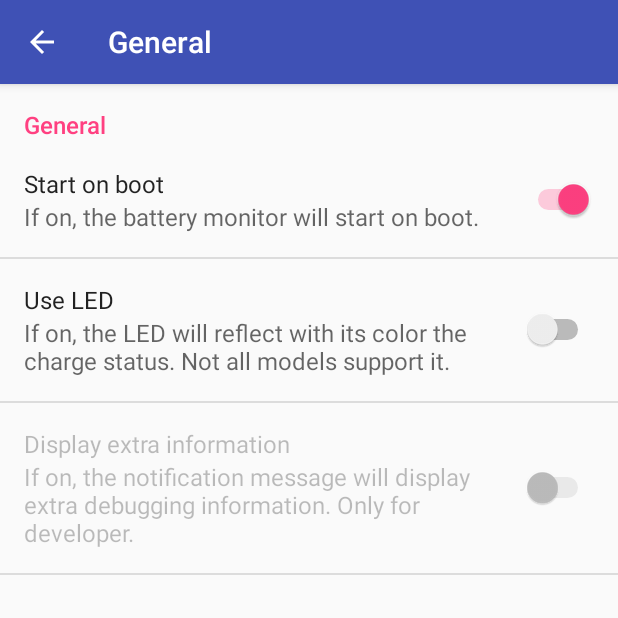
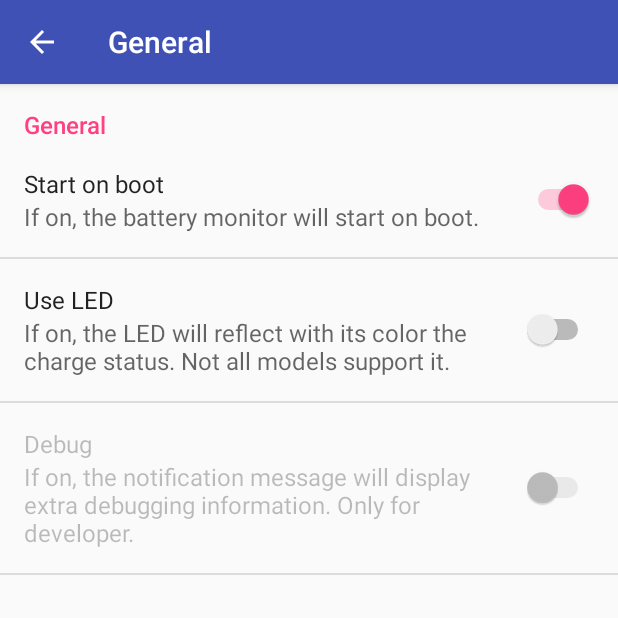
Before and after one commit to bangkokguy/RainbowBattery, an Android app: the screen it shows after launch (SettingsActivity), after a tap on "General", on a phone screen of 412 x 824 dp, the top half of it. Run offline under Robolectric (Android 15) with nearby library versions, the phone set to English and light mode, and no system bars.

Commit message:
Skyler 4.0 Release
Deployed to Play Store

```diff
--- a/app/src/main/AndroidManifest.xml
+++ b/app/src/main/AndroidManifest.xml
@@ -18,9 +18,10 @@
         android:label="@string/app_name"
         android:supportsRtl="true"
         android:theme="@style/AppTheme">
+        <!--AppTheme"-->
         <activity
             android:name=".SettingsActivity"
-            android:label="@string/app_name">
+            android:label="@string/app_name" >
             <intent-filter>
                 <action android:name="android.intent.action.MAIN"/>
 
--- a/app/src/main/java/bangkokguy/development/android/rainbowbattery/SettingsActivity.java
+++ b/app/src/main/java/bangkokguy/development/android/rainbowbattery/SettingsActivity.java
@@ -46,6 +46,7 @@ public class SettingsActivity extends AppCompatPreferenceActivity {
 
     final static String TAG="SettingsActivity";
     final static boolean DEBUG = false;
+    static boolean firstRun = true;
 
     static int adb = 0;
 
@@ -156,25 +157,24 @@ public class SettingsActivity extends AppCompatPreferenceActivity {
         super.onCreate(savedInstanceState);
         setupActionBar();
 
+        if(DEBUG)Log.d(TAG, "OnCreate, First run "+Boolean.toString(firstRun));
+        if(!firstRun)return; else firstRun=false;
+
         PreferenceManager.setDefaultValues(this, R.xml.pref_general, false);
         PreferenceManager.setDefaultValues(this, R.xml.pref_notification, false);
         PreferenceManager.setDefaultValues(this, R.xml.pref_layout, false);
         PreferenceManager.setDefaultValues(this, R.xml.pref_sound, false);
 
 //        sendBroadcast(new Intent("bangkokguy.development.android.intent.action.SERVICE_PING"));
-
 //        getFragmentManager().beginTransaction()
 //                .replace(android.R.id.content, new GeneralPreferenceFragment())
 //                .commit();
-        if(DEBUG)Log.d(TAG, "OnCreate");
+        /*
+         * it should be checked here, whether the service is already started or not
+         * it should be started only when if it's not running, otherwise the sound counters will be
+         * set to zero which is wrong;
+         */
 
-        /*
-        it should be checked here, whether the service is already started or not
-        it should be started only when if it's not running, otherwise the sound counters will be
-        set to zero which is wrong;
-        */
-
-        //----> permission check cut out and pasted into onCreate
         if (Build.VERSION.SDK_INT >= Build.VERSION_CODES.M) {
             if(DEBUG)Log.d(TAG, Boolean.toString(Settings.canDrawOverlays(this)));
             if (!Settings.canDrawOverlays(this)) {
@@ -230,7 +230,6 @@ public class SettingsActivity extends AppCompatPreferenceActivity {
                 if(DEBUG)Toast.makeText(SettingsActivity.this, "Permission Granted.", Toast.LENGTH_LONG).show();
             }
         });
-        //<---- permission check cut out and pasted into onCreate
     }
 
     private static final int REQUEST_READ_EXTERNAL_STORAGE = 1234;
@@ -238,19 +237,16 @@ public class SettingsActivity extends AppCompatPreferenceActivity {
     @Override
     protected void onStart() {
         super.onStart();
-        if(DEBUG)Log.d(TAG, "OnStart");
+        if(DEBUG)Log.d(TAG, "OnStart, Version:"+Integer.toString(Build.VERSION.SDK_INT));
 
-        if (Build.VERSION.SDK_INT == Build.VERSION_CODES.JELLY_BEAN)
+        if (Build.VERSION.SDK_INT <= Build.VERSION_CODES.JELLY_BEAN)
             adb = Settings.Secure.getInt(this.getContentResolver(),
                     Settings.Secure.DEVELOPMENT_SETTINGS_ENABLED , 0);
         else
             adb = Settings.Secure.getInt(this.getContentResolver(),
                     Settings.Global.DEVELOPMENT_SETTINGS_ENABLED , 0);
 
-        //----> permission check cut out and pasted into onCreate
-
-        //<---- permission check cut out and pasted into onCreate
-    }
+     }
 
     @Override
     public void onActivityResult (int requestCode, int resultCode, Intent data) {
@@ -307,6 +303,16 @@ public class SettingsActivity extends AppCompatPreferenceActivity {
         //android.os.Process.killProcess(android.os.Process.myPid());
     }
 
+    @Override
+    public boolean onOptionsItemSelected(MenuItem item) {
+        int id = item.getItemId();
+        if (id == android.R.id.home) {
+            finish();
+            return true;
+        }
+        return super.onOptionsItemSelected(item);
+    }
+
     /**
      * This fragment shows general preferences only. It is used when the
      * activity is showing a two-pane settings UI.
@@ -329,7 +335,7 @@ public class SettingsActivity extends AppCompatPreferenceActivity {
         public boolean onOptionsItemSelected(MenuItem item) {
             int id = item.getItemId();
             if (id == android.R.id.home) {
-                startActivity(new Intent(getActivity(), SettingsActivity.class));
+                getFragmentManager().popBackStack();
                 return true;
             }
             return super.onOptionsItemSelected(item);
@@ -353,7 +359,7 @@ public class SettingsActivity extends AppCompatPreferenceActivity {
         public boolean onOptionsItemSelected(MenuItem item) {
             int id = item.getItemId();
             if (id == android.R.id.home) {
-                startActivity(new Intent(getActivity(), SettingsActivity.class));
+                getFragmentManager().popBackStack();
                 return true;
             }
             return super.onOptionsItemSelected(item);
@@ -382,6 +388,16 @@ public class SettingsActivity extends AppCompatPreferenceActivity {
             bindPreferenceSummaryToValue(findPreference("repeat_battery_empty_sound"));
             if (DEBUG) Log.d(TAG, "after bindPreferenceSummaryToValue");
         }
+
+        @Override
+        public boolean onOptionsItemSelected(MenuItem item) {
+            int id = item.getItemId();
+            if (id == android.R.id.home) {
+                getFragmentManager().popBackStack();
+                return true;
+            }
+            return super.onOptionsItemSelected(item);
+        }
     }
 
     /**
@@ -408,7 +424,7 @@ public class SettingsActivity extends AppCompatPreferenceActivity {
         public boolean onOptionsItemSelected(MenuItem item) {
             int id = item.getItemId();
             if (id == android.R.id.home) {
-                startActivity(new Intent(getActivity(), SettingsActivity.class));
+                getFragmentManager().popBackStack();
                 return true;
             }
             return super.onOptionsItemSelected(item);
--- a/app/src/main/res/values/strings.xml
+++ b/app/src/main/res/values/strings.xml
@@ -30,7 +30,7 @@
     <string name="start_on_boot_s">If on, the battery monitor will start on boot.</string>
     <string name="led_on">Use LED</string>
     <string name="led_on_s">If on, the LED will reflect with its color the charge status. Not all models support it.</string>
-    <string name="extra_text">Display extra information</string>
+    <string name="extra_text">Debug</string>
     <string name="extra_text_s">
         If on, the notification message will display
         extra debugging information. Only for developer.
@@ -40,21 +40,25 @@
     <string name="battery_sound">Sound settings</string>
 
     <!--battery notification options -->
-    <string name="play_battery_full_sound">Play sound when battery full</string>
-    <string name="play_battery_full_sound_s">Play sound when battery full</string>
-    <string name="play_battery_empty_sound">Play sound when battery empty</string>
-    <string name="play_battery_empty_sound_s">Play sound when battery empty</string>
+    <string name="play_battery_full_sound">Sound when full</string>
+    <string name="play_battery_full_sound_s">
+        If on, notification sound will be played once
+        battery reaches full charge state (96 %).</string>
+    <string name="play_battery_empty_sound">Sound when empty</string>
+    <string name="play_battery_empty_sound_s">
+        If on, notification sound will be played once
+        battery reaches low charge state (15 %).</string>
     <string name="repeat_battery_full_sound">Repeat battery full sound</string>
     <string name="repeat_battery_full_sound_s">Repeat battery full sound</string>
     <string name="repeat_battery_empty_sound">Repeat battery empty sound</string>
     <string name="repeat_battery_empty_sound_s">Repeat battery empty sound</string>
 
     <!--battery full notification sound -->
-    <string name="battery_full_sound">Sound when full</string>
+    <string name="battery_full_sound">Notification sound</string>
     <string name="battery_full_sound_s">The picked sound will be played when battery full.</string>
     <!--battery empty notification sound -->
-    <string name="battery_empty_sound">Sound when empty</string>
-    <string name="battery_empty_sound_s">The picked sound will be played when battery full.</string>
+    <string name="battery_empty_sound">Notification sound</string>
+    <string name="battery_empty_sound_s">The picked sound will be played when battery empty.</string>
 
     <!--Battery Bar Layout -->
     <string name="bar_layout">Battery Bar Layout</string>
--- a/app/src/main/res/xml/pref_sound.xml
+++ b/app/src/main/res/xml/pref_sound.xml
@@ -6,8 +6,8 @@
         <SwitchPreference
             android:defaultValue="false"
             android:key="play_battery_full_sound"
-            android:title="@string/play_battery_full_sound" />
-        <!--android:summary="@string/play_battery_full_sound_s"-->
+            android:title="@string/play_battery_full_sound"
+            android:summary="@string/play_battery_full_sound_s" />
         <RingtonePreference
             android:dependency="play_battery_full_sound"
             android:key="battery_full_sound"
@@ -24,8 +24,8 @@
         <SwitchPreference
             android:defaultValue="false"
             android:key="play_battery_empty_sound"
-            android:title="@string/play_battery_empty_sound" />
-            <!--android:summary="@string/play_battery_empty_sound_s"-->
+            android:title="@string/play_battery_empty_sound"
+            android:summary="@string/play_battery_empty_sound_s" />
         <RingtonePreference
             android:dependency="play_battery_empty_sound"
             android:key="battery_empty_sound"
```
Also changed, not shown: app/src/main/java/bangkokguy/development/android/rainbowbattery/Overlay.java (+17 -16 lines).
